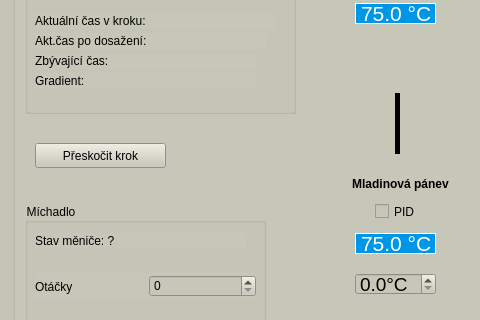
Old version of the form brew/forms/form_main.ui in the repository Zbysekz/pyBrew; both pictures show x 375 to 855 and y 126 to 446 of the 1250 by 605 pixel window.
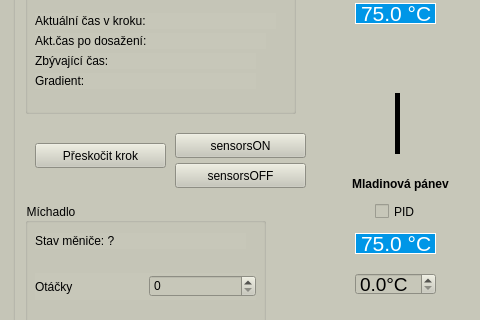
New version of the form. Icons and pictures are not drawn.

The edit to the form file:
```diff
--- a/brew/forms/form_main.ui
+++ b/brew/forms/form_main.ui
@@ -808,6 +808,32 @@
      </layout>
     </widget>
    </widget>
+   <widget class="QPushButton" name="btnSensorON">
+    <property name="geometry">
+     <rect>
+      <x>550</x>
+      <y>240</y>
+      <width>131</width>
+      <height>25</height>
+     </rect>
+    </property>
+    <property name="text">
+     <string>sensorsON</string>
+    </property>
+   </widget>
+   <widget class="QPushButton" name="btnSensorOFF">
+    <property name="geometry">
+     <rect>
+      <x>550</x>
+      <y>270</y>
+      <width>131</width>
+      <height>25</height>
+     </rect>
+    </property>
+    <property name="text">
+     <string>sensorsOFF</string>
+    </property>
+   </widget>
   </widget>
   <widget class="QMenuBar" name="menubar">
    <property name="geometry">
```
Left out of the diff: 2 changed lines with no effect on the pictures.
